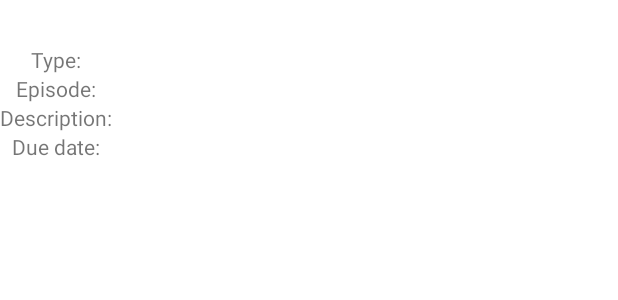
After one commit to SzRami/ShowList, an Android app: the layout activity_show_detail.xml on its own in the app's theme, with its tools: preview values and no code run, on a phone screen of 412 x 824 dp. The commit adds this screen. Shown: the top 300 px of the screen. Run offline under Robolectric (Android 15) with nearby library versions, the phone set to English and light mode, and no system bars.

Commit message:
Detail Activity

```diff
--- a/app/src/main/AndroidManifest.xml
+++ b/app/src/main/AndroidManifest.xml
@@ -10,6 +10,7 @@
         android:supportsRtl="true"
         android:theme="@style/Theme.Showlist"
         android:name=".ShowApplication">
+        <activity android:name=".ShowDetailActivity" />
         <activity android:name=".ShowListActivity">
             <intent-filter>
                 <action android:name="android.intent.action.MAIN" />
--- a/app/src/main/java/hu/bme/aut/android/showlist/ShowDao.kt
+++ b/app/src/main/java/hu/bme/aut/android/showlist/ShowDao.kt
@@ -21,4 +21,7 @@ interface ShowDao
 
     @Query("SELECT * FROM show_table WHERE id == :id")
     fun getShowById(id: Int?): RoomShow?
+
+    @Query("SELECT * FROM show_table WHERE id == :id")
+    fun getLiveShowById(id: Int?): LiveData<RoomShow?>
 }
--- a/app/src/main/java/hu/bme/aut/android/showlist/database/RoomShow.kt
+++ b/app/src/main/java/hu/bme/aut/android/showlist/database/RoomShow.kt
@@ -2,6 +2,7 @@ package hu.bme.aut.android.showlist.database
 
 import androidx.room.Entity
 import androidx.room.PrimaryKey
+import java.util.*
 
 @Entity(tableName = "show_table")
 data class RoomShow(
--- a/app/src/main/java/hu/bme/aut/android/showlist/database/ShowDatabase.kt
+++ b/app/src/main/java/hu/bme/aut/android/showlist/database/ShowDatabase.kt
@@ -5,7 +5,7 @@ import androidx.room.RoomDatabase
 import hu.bme.aut.android.showlist.ShowDao
 
 @Database(
-    version = 2,
+    version = 3,
     exportSchema = false,
     entities = [RoomShow::class]
 )
--- /dev/null
+++ b/app/src/main/res/layout/activity_show_detail.xml
@@ -0,0 +1,81 @@
+<?xml version="1.0" encoding="utf-8"?>
+<androidx.constraintlayout.widget.ConstraintLayout
+    xmlns:android="http://schemas.android.com/apk/res/android"
+    xmlns:app="http://schemas.android.com/apk/res-auto"
+    xmlns:tools="http://schemas.android.com/tools"
+    android:layout_width="match_parent"
+    android:layout_height="match_parent">
+
+    <TextView
+        android:id="@+id/title_detail"
+        android:layout_width="wrap_content"
+        android:layout_height="wrap_content"
+        android:text=""
+        app:layout_constraintEnd_toEndOf="parent"
+        app:layout_constraintStart_toStartOf="parent"
+        app:layout_constraintTop_toTopOf="parent" />
+
+    <TableLayout
+        android:layout_width="match_parent"
+        android:layout_height="match_parent"
+        android:paddingTop="30dp"
+        app:layout_constraintTop_toTopOf="parent"
+        tools:layout_editor_absoluteX="198dp">
+
+        <TableRow>
+
+            <TextView
+                android:layout_width="wrap_content"
+                android:layout_height="wrap_content"
+                android:gravity="center"
+                android:text="@string/type" />
+
+            <TextView
+                android:id="@+id/type_detail"
+                android:layout_width="wrap_content"
+                android:layout_height="wrap_content" />
+        </TableRow>
+
+        <TableRow>
+
+            <TextView
+                android:layout_width="wrap_content"
+                android:layout_height="wrap_content"
+                android:gravity="center"
+                android:text="@string/episode" />
+
+            <TextView
+                android:id="@+id/episode_detail"
+                android:layout_width="wrap_content"
+                android:layout_height="wrap_content" />
+        </TableRow>
+
+        <TableRow>
+
+            <TextView
+                android:layout_width="wrap_content"
+                android:layout_height="wrap_content"
+                android:gravity="center"
+                android:text="@string/description" />
+
+            <TextView
+                android:id="@+id/description_detail"
+                android:layout_width="wrap_content"
+                android:layout_height="wrap_content" />
+        </TableRow>
+
+        <TableRow>
+
+            <TextView
+                android:layout_width="wrap_content"
+                android:layout_height="wrap_content"
+                android:gravity="center"
+                android:text="@string/due_date" />
+
+            <TextView
+                android:id="@+id/due_date_detail"
+                android:layout_width="wrap_content"
+                android:layout_height="wrap_content" />
+        </TableRow>
+    </TableLayout>
+</androidx.constraintlayout.widget.ConstraintLayout>
--- a/app/src/main/res/values/strings.xml
+++ b/app/src/main/res/values/strings.xml
@@ -6,5 +6,9 @@
     <string name="description">Description:</string>
     <string name="due_date">Due date:</string>
     <string name="episode">Episode:</string>
-    <string name="wrongDate">Wrong date!</string>
+    <string name="wrong_date">Wrong date!</string>
+    <string-array name="show_type">
+        <item name="show_type_series">Series</item>
+        <item name="show_type_movie">Movie</item>
+    </string-array>
 </resources>
```
Also changed, not shown: app/src/main/java/hu/bme/aut/android/showlist/ShowCreateFragment.kt (+26 -15 lines), app/src/main/java/hu/bme/aut/android/showlist/ShowDetailActivity.kt (added, +32 -0 lines), app/src/main/java/hu/bme/aut/android/showlist/ShowListActivity.kt (+30 -14 lines), app/src/main/java/hu/bme/aut/android/showlist/repository/ShowRepository.kt (+15 -7 lines), app/src/main/java/hu/bme/aut/android/showlist/viewmodel/ShowViewModel.kt (+8 -3 lines), app/src/main/res/layout/fragment_show_create.xml (+15 -15 lines).
